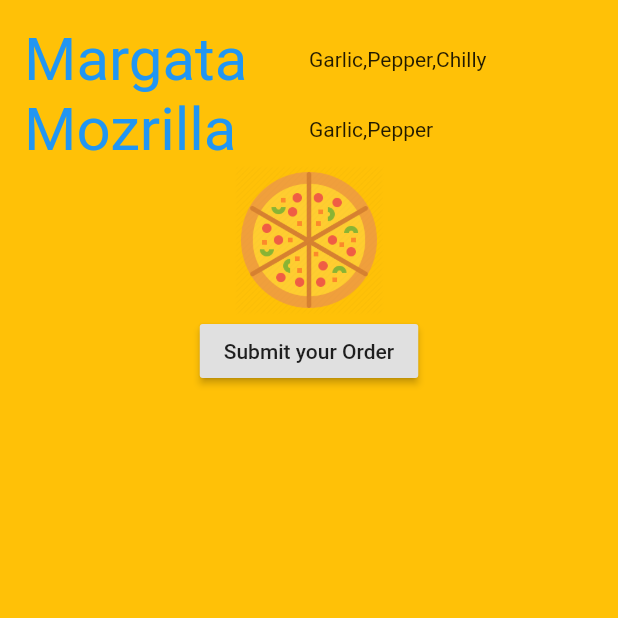
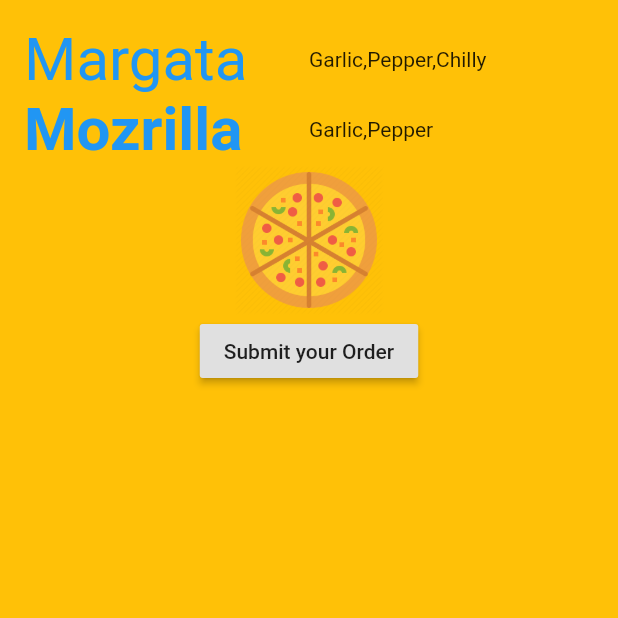
Before and after one commit to sippitechnologies/flutterlearning, a Flutter app: the screen it shows after launch, on a phone screen of 412 x 824 dp, the top half of it. Run offline on Flutter 3.47's test engine with Material 2 defaults, Android fonts, the phone set to English and light mode, and no system bars.

Commit message:
Done Pizza App

```diff
--- a/fundamentalflutter/pizaaapp/lib/main.dart
+++ b/fundamentalflutter/pizaaapp/lib/main.dart
@@ -40,7 +40,10 @@ class MyHome extends StatelessWidget {
                   Expanded(
                     child: Text(
                       'Mozrilla',
-                      style: TextStyle(fontSize: 40, color: Colors.blue),
+                      style: TextStyle(
+                          fontSize: 40,
+                          color: Colors.blue,
+                          fontWeight: FontWeight.bold),
                     ),
                   ),
                   Expanded(
```
Also changed, not shown: fundamentalflutter/pizaaapp/pubspec.yaml (+9 -6 lines).
